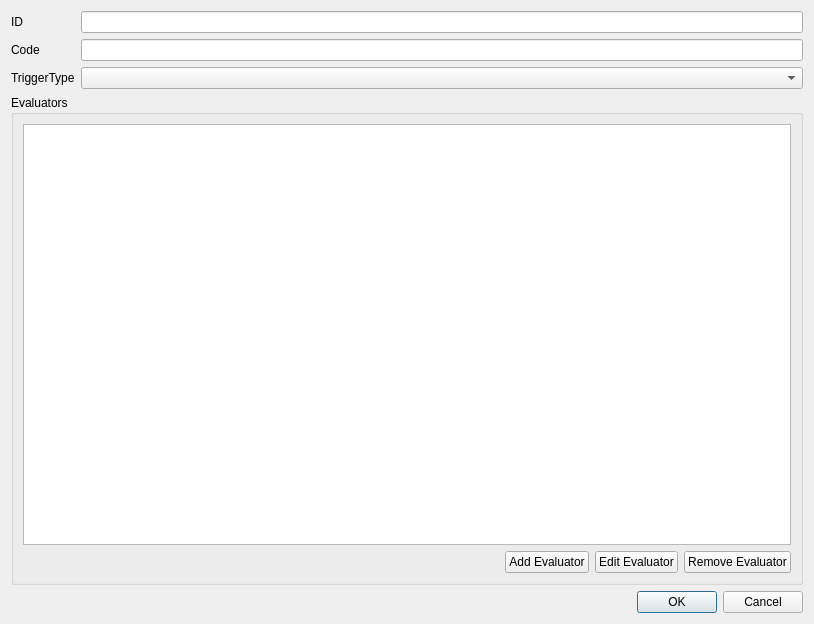
Above: R_Visualizer/SystemOverview/sysovrvtriggereditorwidget.ui from NeverKnewTheName/R_Visualizer before the change. Below: the same form after it.
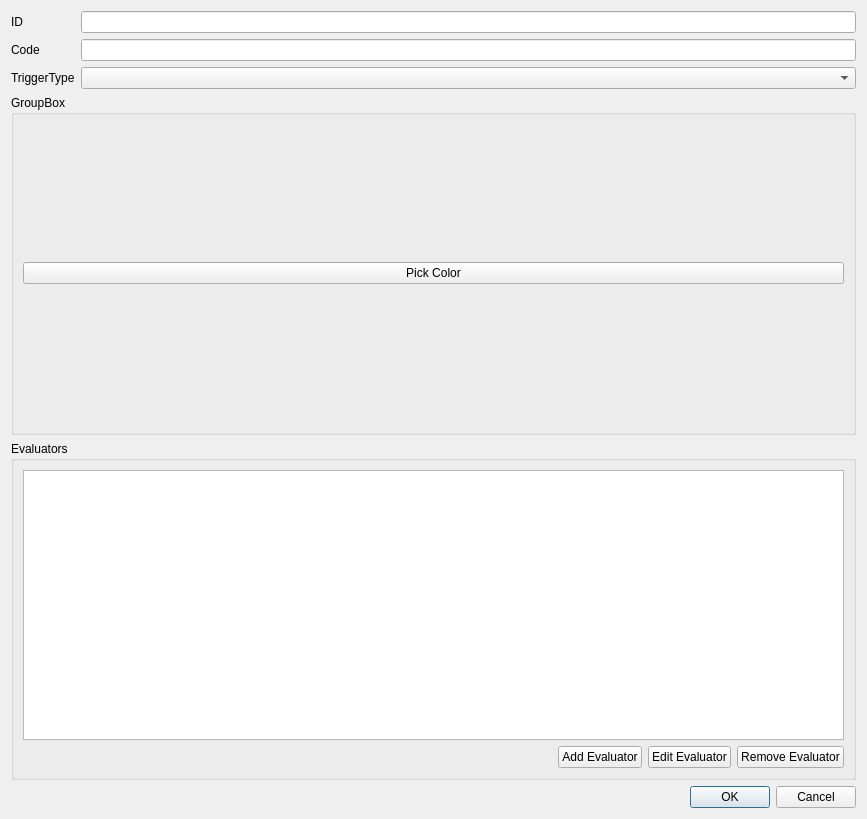
That is the form after the change.

Commit message: Added Image as SysOvrvObject shape and implemented loading images; All shapes are now internally handles as a QPixmap -> more efficient drawing and more simple handling; ColorChangeTrigger tested for basic functionality - working -- WIP

The edit to the form file:
```diff
--- a/R_Visualizer/SystemOverview/sysovrvtriggereditorwidget.ui
+++ b/R_Visualizer/SystemOverview/sysovrvtriggereditorwidget.ui
@@ -6,8 +6,8 @@
    <rect>
     <x>0</x>
     <y>0</y>
-    <width>814</width>
-    <height>624</height>
+    <width>867</width>
+    <height>819</height>
    </rect>
   </property>
   <property name="sizePolicy">
@@ -54,6 +54,28 @@
      </item>
     </layout>
    </item>
+   <item>
+    <widget class="QGroupBox" name="groupBox">
+     <property name="sizePolicy">
+      <sizepolicy hsizetype="Preferred" vsizetype="Expanding">
+       <horstretch>0</horstretch>
+       <verstretch>0</verstretch>
+      </sizepolicy>
+     </property>
+     <property name="title">
+      <string>GroupBox</string>
+     </property>
+     <layout class="QVBoxLayout" name="verticalLayout_2">
+      <item>
+       <widget class="QPushButton" name="pushButton">
+        <property name="text">
+         <string>Pick Color</string>
+        </property>
+       </widget>
+      </item>
+     </layout>
+    </widget>
+   </item>
    <item>
     <widget class="QGroupBox" name="groupBox_2">
      <property name="title">
@@ -63,7 +85,7 @@
       <item>
        <widget class="QTableView" name="EvaluatorTableView">
         <property name="sizePolicy">
-         <sizepolicy hsizetype="MinimumExpanding" vsizetype="MinimumExpanding">
+         <sizepolicy hsizetype="MinimumExpanding" vsizetype="Expanding">
           <horstretch>0</horstretch>
           <verstretch>0</verstretch>
          </sizepolicy>
```
The commit also changes 16 other files.
